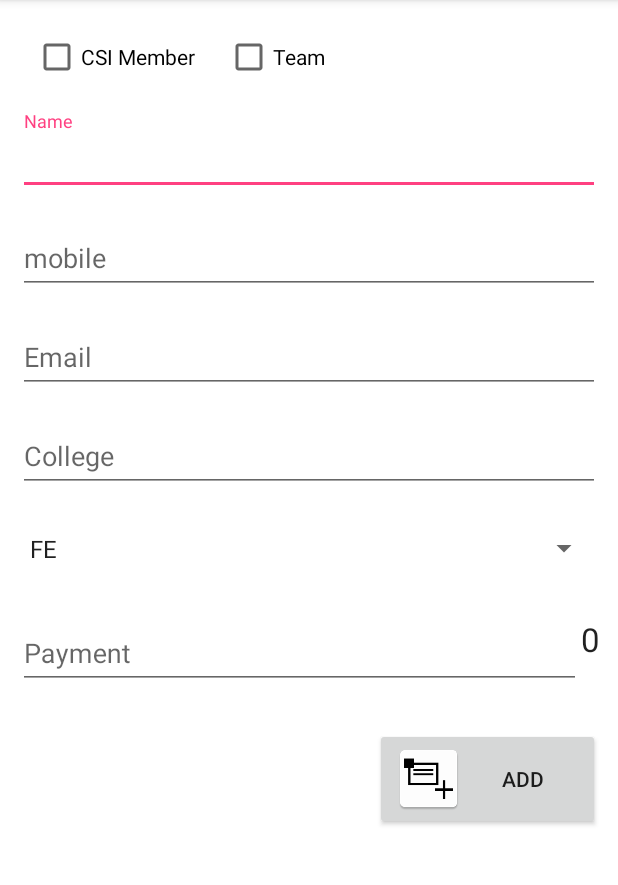
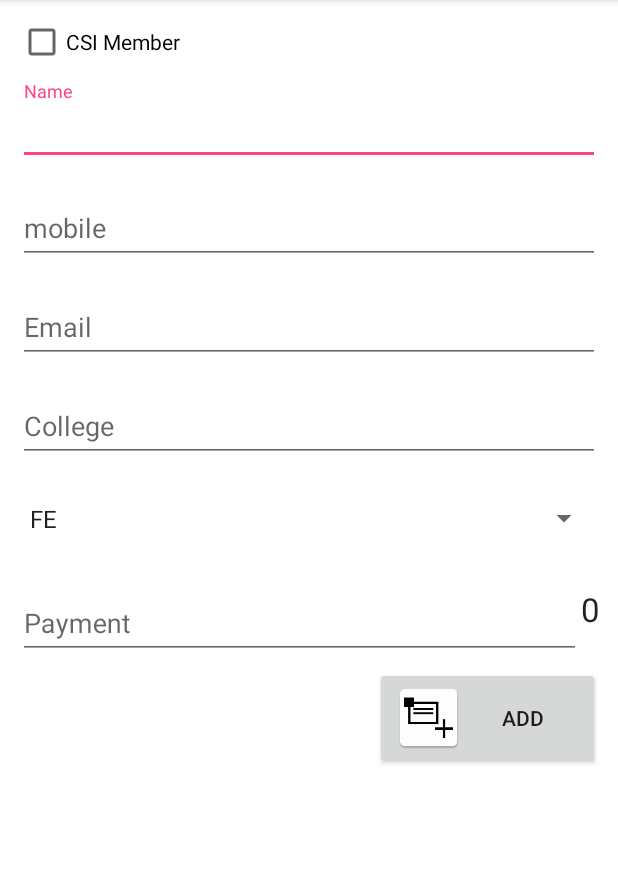
Before and after one commit to balvinderz/publicity, an Android app: the fragment AddFormFragment shown on its own in the app's theme, on a phone screen of 412 x 824 dp, the part 84-969 px from its top. Run offline under Robolectric (Android 15) with nearby library versions, the phone set to English and light mode, and no system bars; our stand-ins replace Firebase (no records; nobody signed in at launch, a user with empty details on screens opened directly); libraries missing offline, so code that uses them is left out: com.firebase.client, com.firebase.ui; 2 statements that could not run were skipped.

Commit message:
added nothing

```diff
--- a/app/src/main/res/layout/fragment_add_form.xml
+++ b/app/src/main/res/layout/fragment_add_form.xml
@@ -25,15 +25,9 @@
                 android:id="@+id/chkMember"
                 android:layout_width="wrap_content"
                 android:layout_height="wrap_content"
-                android:layout_margin="10dp"
+
                 android:text="CSI Member" />
-            <CheckBox
-                android:layout_width="wrap_content"
-                android:layout_height="wrap_content"
-                android:id="@+id/team"
-                android:layout_margin="10dp"
 
-                android:text="Team"/>
 </LinearLayout>
             <android.support.design.widget.TextInputLayout
                 android:layout_width="match_parent"
@@ -56,7 +50,7 @@
                     android:layout_height="wrap_content"
                     android:hint="mobile"
                     android:id="@+id/Mobile"
-                    android:inputType="number"/>
+                   />
             </android.support.design.widget.TextInputLayout>
 
             <android.support.design.widget.TextInputLayout
@@ -117,27 +111,6 @@
                     android:layout_alignParentRight="true"
                     android:layout_centerVertical="true" />
             </RelativeLayout>
-            <android.support.design.widget.TextInputLayout
-                android:layout_width="match_parent"
-                android:layout_height="wrap_content"
-                android:layout_marginTop="10dp"
-                android:layout_alignParentStart="true"
-                android:layout_toStartOf="@+id/tvBalance">
-                <EditText
-                    android:layout_width="match_parent"
-                    android:layout_height="wrap_content"
-                    android:hint="Payment"
-                    android:id="@+id/paywithteam"
-                    android:visibility="gone"
-                    android:inputType="numberDecimal"/>
-            </android.support.design.widget.TextInputLayout>
-            <EditText
-                android:layout_width="match_parent"
-                android:layout_height="match_parent"
-                android:visibility="gone"
-                android:hint="Balance"
-                android:id="@+id/balance"/>
-
             <Button
                 android:layout_width="150dp"
                 android:layout_height="wrap_content"
```
Also changed, not shown: app/src/main/java/layout/AddFormFragment.java (+10 -77 lines), app/src/main/java/models/Event.java (+11 -8 lines), 1 other file.
